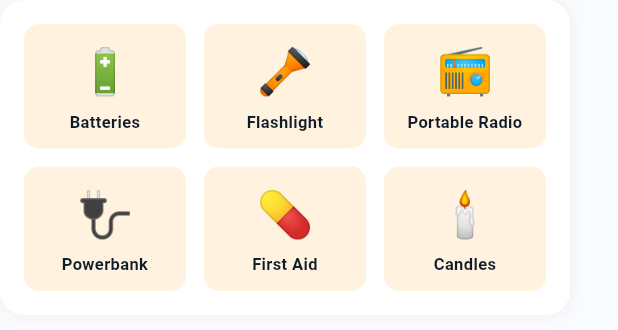
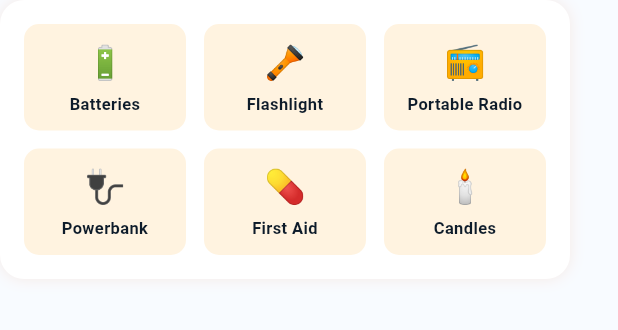
Before and after one commit to MarcianoSalazar/Atmos-Weather-App, a Flutter app: the _PowerOutageKit widget shown alone on an empty page, opened directly, on a phone screen of 412 x 824 dp. Shown: the top 330 px of the screen. Run offline on Flutter 3.47's test engine with Material 3 defaults, Android fonts, the phone set to English and light mode, and no system bars; our stand-ins replace flutter_map, geolocator, latlong2; network calls fail.

Commit message:
Reduce font size of icons in PowerOutageKit for improved layout

```diff
--- a/atmos_weather_app/lib/screens/reminders_screen.dart
+++ b/atmos_weather_app/lib/screens/reminders_screen.dart
@@ -374,7 +374,7 @@ class _PowerOutageKit extends StatelessWidget {
             child: Column(
               mainAxisSize: MainAxisSize.min,
               children: [
-                Text(item['icon']!, style: const TextStyle(fontSize: 30)),
+                Text(item['icon']!, style: const TextStyle(fontSize: 22)),
                 const SizedBox(height: 4),
                 Text(
                   item['label']!,
```
